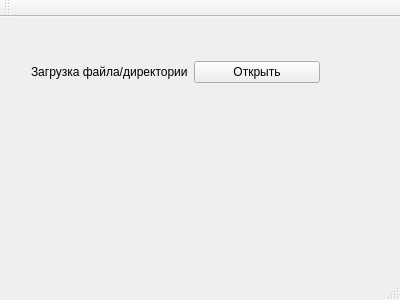
This is mainwindow.ui in leonneon89/CodingTextFiles as Qt 5 draws it before an edit. The edited form follows.
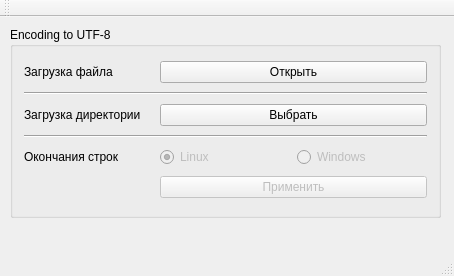
This is the edited form.

```diff
--- a/mainwindow.ui
+++ b/mainwindow.ui
@@ -6,37 +6,112 @@
    <rect>
     <x>0</x>
     <y>0</y>
-    <width>400</width>
-    <height>300</height>
+    <width>454</width>
+    <height>276</height>
    </rect>
   </property>
   <property name="windowTitle">
    <string>MainWindow</string>
   </property>
   <widget class="QWidget" name="centralWidget">
-   <widget class="QWidget" name="gridLayoutWidget">
+   <widget class="QGroupBox" name="groupBox">
     <property name="geometry">
      <rect>
-      <x>20</x>
-      <y>30</y>
-      <width>311</width>
-      <height>51</height>
+      <x>10</x>
+      <y>10</y>
+      <width>431</width>
+      <height>191</height>
      </rect>
     </property>
-    <layout class="QGridLayout" name="gridLayout">
-     <item row="0" column="0">
-      <widget class="QLabel" name="label">
-       <property name="text">
-        <string>Загрузка файла/директории</string>
-       </property>
-      </widget>
-     </item>
-     <item row="0" column="1">
-      <widget class="QPushButton" name="openFile_pushButton">
-       <property name="text">
-        <string>Открыть</string>
-       </property>
-      </widget>
+    <property name="title">
+     <string>Encoding to UTF-8</string>
+    </property>
+    <layout class="QHBoxLayout" name="horizontalLayout">
+     <item>
+      <layout class="QGridLayout" name="gridLayout">
+       <item row="1" column="0" colspan="3">
+        <widget class="Line" name="line_3">
+         <property name="orientation">
+          <enum>Qt::Horizontal</enum>
+         </property>
+        </widget>
+       </item>
+       <item row="4" column="1">
+        <widget class="QRadioButton" name="linuxEnd_radioButton">
+         <property name="enabled">
+          <bool>false</bool>
+         </property>
+         <property name="text">
+          <string>Linux</string>
+         </property>
+         <property name="checked">
+          <bool>true</bool>
+         </property>
+        </widget>
+       </item>
+       <item row="0" column="0">
+        <widget class="QLabel" name="label">
+         <property name="text">
+          <string>Загрузка файла</string>
+         </property>
+        </widget>
+       </item>
+       <item row="2" column="0">
+        <widget class="QLabel" name="label_2">
+         <property name="text">
+          <string>Загрузка директории</string>
+         </property>
+        </widget>
+       </item>
+       <item row="4" column="2">
+        <widget class="QRadioButton" name="windowsEnd_radioButton">
+         <property name="enabled">
+          <bool>false</bool>
+         </property>
+         <property name="text">
+          <string>Windows</string>
+         </property>
+        </widget>
+       </item>
+       <item row="3" column="0" colspan="3">
+        <widget class="Line" name="line_2">
+         <property name="orientation">
+          <enum>Qt::Horizontal</enum>
+         </property>
+        </widget>
+       </item>
+       <item row="5" column="1" colspan="2">
+        <widget class="QPushButton" name="pushButton">
+         <property name="enabled">
+          <bool>false</bool>
+         </property>
+         <property name="text">
+          <string>Применить</string>
+         </property>
+        </widget>
+       </item>
+       <item row="2" column="1" colspan="2">
+        <widget class="QPushButton" name="encodingFiles_pushButton">
+         <property name="text">
+          <string>Выбрать</string>
+         </property>
+        </widget>
+       </item>
+       <item row="4" column="0">
+        <widget class="QLabel" name="label_3">
+         <property name="text">
+          <string>Окончания строк</string>
+         </property>
+        </widget>
+       </item>
+       <item row="0" column="1" colspan="2">
+        <widget class="QPushButton" name="openFile_pushButton">
+         <property name="text">
+          <string>Открыть</string>
+         </property>
+        </widget>
+       </item>
+      </layout>
      </item>
     </layout>
    </widget>
```
Left out of the diff: 4 changed lines with no effect on the pictures.
